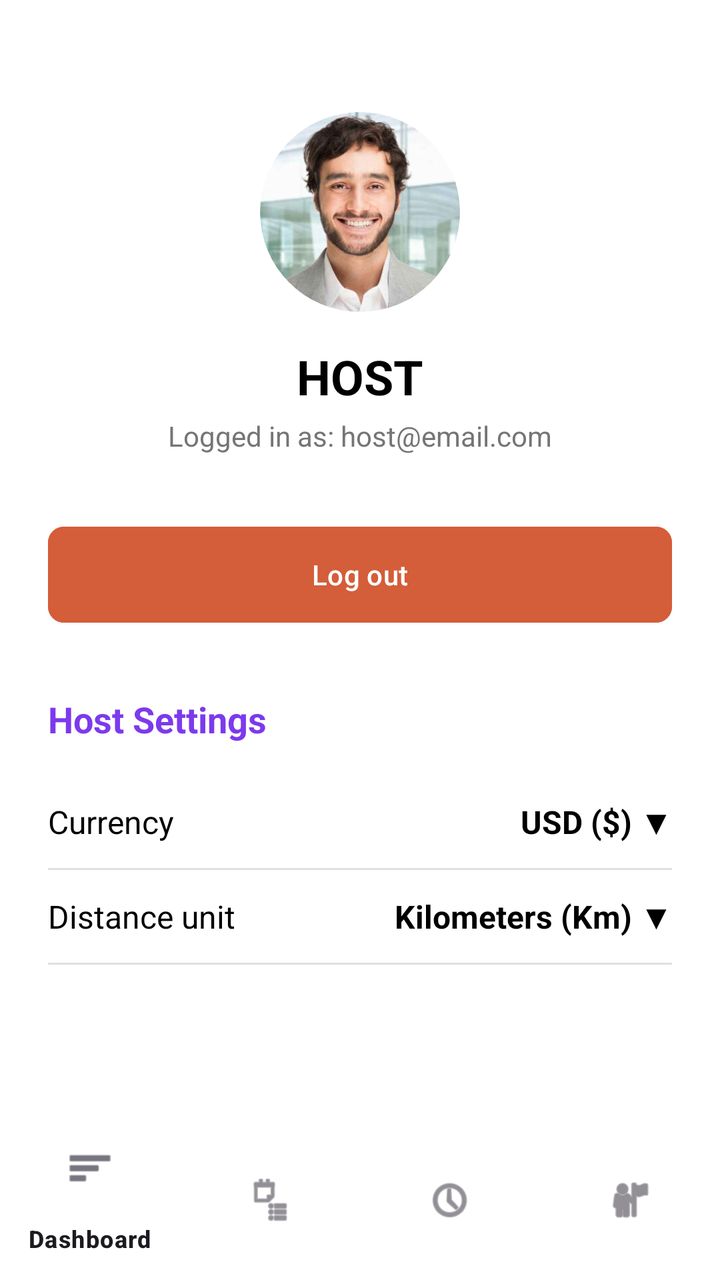
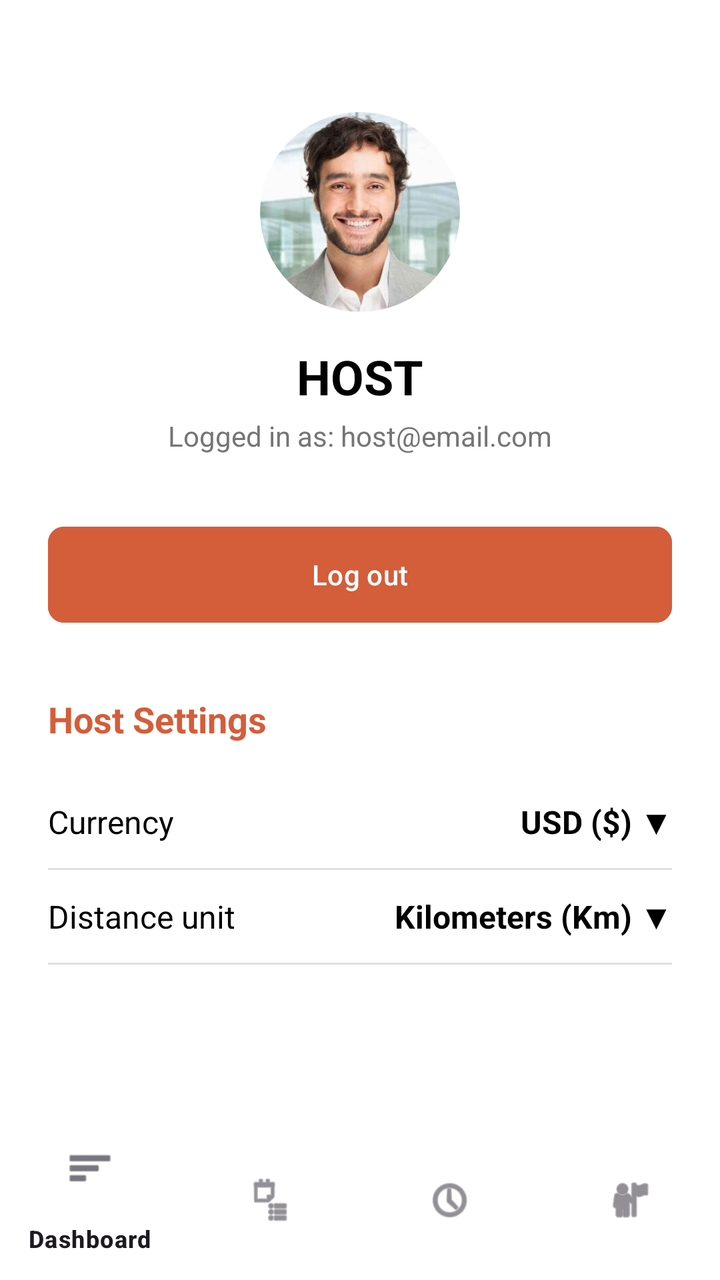

The first picture is an Android layout as it rendered before a commit; the second is the same layout after the commit. The layout source and the unified diff follow.
<!-- AndroidManifest.xml: application theme Theme.HostelWorld -->
<!-- res/layout/activity_host_profile.xml -->
<?xml version="1.0" encoding="utf-8"?>
<RelativeLayout xmlns:android="http://schemas.android.com/apk/res/android"
    xmlns:app="http://schemas.android.com/apk/res-auto"
    android:layout_width="match_parent"
    android:layout_height="match_parent"
    android:background="#FFFFFF">

    <ScrollView
        android:layout_width="match_parent"
        android:layout_height="match_parent"
        android:layout_above="@id/bottomNavHostProfile">

        <LinearLayout
            android:layout_width="match_parent"
            android:layout_height="wrap_content"
            android:orientation="vertical"
            android:padding="24dp"
            android:gravity="center_horizontal">

            <com.google.android.material.imageview.ShapeableImageView
                android:id="@+id/ivHostAvatar"
                android:layout_width="100dp"
                android:layout_height="100dp"
                android:layout_marginTop="32dp"
                android:scaleType="centerCrop"
                android:src="@drawable/my_profile_pic"
                app:shapeAppearanceOverlay="@style/CircleShape" />

            <TextView
                android:id="@+id/tvHostName"
                android:layout_width="wrap_content"
                android:layout_height="wrap_content"
                android:layout_marginTop="16dp"
                android:text="HOST"
                android:textSize="24sp"
                android:textStyle="bold"
                android:textColor="#000000" />

            <TextView
                android:id="@+id/tvHostEmail"
                android:layout_width="wrap_content"
                android:layout_height="wrap_content"
                android:layout_marginTop="4dp"
                android:text="Logged in as: host@email.com"
                android:textColor="#757575" />

            <com.google.android.material.button.MaterialButton
                android:id="@+id/btnHostLogout"
                android:layout_width="match_parent"
                android:layout_height="56dp"
                android:layout_marginTop="32dp"
                android:backgroundTint="#D45D3A"
                android:text="Log out"
                app:cornerRadius="8dp" />

            <LinearLayout
                android:layout_width="match_parent"
                android:layout_height="wrap_content"
                android:layout_marginTop="32dp"
                android:orientation="vertical">

                <TextView
                    android:layout_width="wrap_content"
                    android:layout_height="wrap_content"
                    android:text="Host Settings"
                    android:textColor="#7C3AED"
                    android:textSize="18sp"
                    android:textStyle="bold"
                    android:layout_marginBottom="16dp"/>

                <LinearLayout
                    android:id="@+id/llHostCurrency"
                    android:layout_width="match_parent"
                    android:layout_height="wrap_content"
                    android:orientation="horizontal"
                    android:paddingVertical="12dp">
                    <TextView
                        android:layout_width="0dp"
                        android:layout_height="wrap_content"
                        android:layout_weight="1"
                        android:text="Currency"
                        android:textColor="#000000"
                        android:textSize="16sp" />
                    <TextView
                        android:id="@+id/tvHostCurrencyValue"
                        android:layout_width="wrap_content"
                        android:layout_height="wrap_content"
                        android:text="USD ($) ▼"
                        android:textColor="#000000"
                        android:textSize="16sp"
                        android:textStyle="bold" />
                </LinearLayout>

                <View android:layout_width="match_parent" android:layout_height="1dp" android:background="#E0E0E0" />

                <LinearLayout
                    android:id="@+id/llHostDistance"
                    android:layout_width="match_parent"
                    android:layout_height="wrap_content"
                    android:orientation="horizontal"
                    android:paddingVertical="12dp">
                    <TextView
                        android:layout_width="0dp"
                        android:layout_height="wrap_content"
                        android:layout_weight="1"
                        android:text="Distance unit"
                        android:textColor="#000000"
                        android:textSize="16sp" />
                    <TextView
                        android:id="@+id/tvHostDistanceValue"
                        android:layout_width="wrap_content"
                        android:layout_height="wrap_content"
                        android:text="Kilometers (Km) ▼"
                        android:textColor="#000000"
                        android:textSize="16sp"
                        android:textStyle="bold" />
                </LinearLayout>
                <View android:layout_width="match_parent" android:layout_height="1dp" android:background="#E0E0E0" />
            </LinearLayout>
        </LinearLayout>
    </ScrollView>

    <com.google.android.material.bottomnavigation.BottomNavigationView
        android:id="@+id/bottomNavHostProfile"
        android:layout_width="match_parent"
        android:layout_height="wrap_content"
        android:layout_alignParentBottom="true"
        android:background="#FFFFFF"
        app:menu="@menu/host_bottom_nav_menu" />
</RelativeLayout>
<!-- resources referenced by this layout -->
<resources>
  <!-- drawable my_profile_pic: jpg bitmap (drawable, 15838 bytes) -->
  <style name="CircleShape" parent="">
          <item name="cornerFamily">rounded</item>
          <item name="cornerSize">50%</item> </style>
  <style name="Theme.HostelWorld" parent="Base.Theme.HostelWorld" />
  <style name="Base.Theme.HostelWorld" parent="Theme.Material3.DayNight.NoActionBar">
          
          
      </style>
</resources>

<!-- the commit's change to res/layout/activity_host_profile.xml (unified diff, before → after) -->
@@ -63,7 +63,7 @@
                     android:layout_width="wrap_content"
                     android:layout_height="wrap_content"
                     android:text="Host Settings"
-                    android:textColor="#7C3AED"
+                    android:textColor="#D45D3A"
                     android:textSize="18sp"
                     android:textStyle="bold"
                     android:layout_marginBottom="16dp"/>
